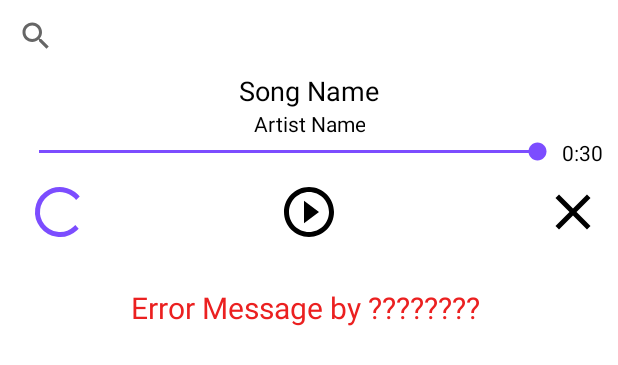
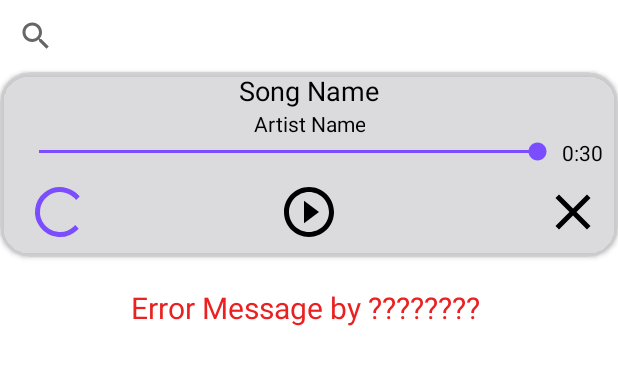
Before and after one commit to wingsum93/itune-music-mvvm, an Android app: the layout activity_search.xml on its own in the app's theme, with its tools: preview values and no code run, on a phone screen of 412 x 824 dp. Shown: the top 365 px of the screen. Run offline under Robolectric (Android 15) with nearby library versions, the phone set to English and light mode, and no system bars; plain views replace SpinKitView.

Commit message:
- layout tune in music player

```diff
--- a/app/build.gradle
+++ b/app/build.gradle
@@ -58,6 +58,8 @@ dependencies {
     implementation "androidx.appcompat:appcompat:$androidXVersion"
     implementation "com.google.android.material:material:1.0.0"
     implementation "androidx.recyclerview:recyclerview:$androidXVersion"
+    implementation "androidx.cardview:cardview:1.0.0"
+
     implementation "androidx.constraintlayout:constraintlayout:1.1.3"
     implementation "androidx.coordinatorlayout:coordinatorlayout:1.0.0"
     implementation "androidx.lifecycle:lifecycle-extensions:2.0.0-rc01"
--- a/app/src/main/res/layout/activity_search.xml
+++ b/app/src/main/res/layout/activity_search.xml
@@ -23,6 +23,13 @@
                 android:layout_width="match_parent"
                 android:layout_height="wrap_content"
                 android:id="@+id/sv"/>
+
+            <androidx.cardview.widget.CardView
+                android:layout_width="match_parent"
+                android:layout_height="wrap_content"
+                app:cardBackgroundColor="@color/grey"
+                android:padding="5dp"
+                app:cardCornerRadius="20dp">
                 <LinearLayout
                     android:layout_width="match_parent"
                     android:layout_height="wrap_content"
@@ -104,7 +111,7 @@
                         <com.github.ybq.android.spinkit.SpinKitView
                             xmlns:app="http://schemas.android.com/apk/res-auto"
                             android:id="@+id/spin_kit"
-                        style="@style/SpinKitView.Wave"
+                            style="@style/SpinKitView.Circle"
                             android:layout_width="40dp"
                             android:layout_height="40dp"
                             android:layout_alignParentLeft="true"
@@ -112,11 +119,12 @@
                             android:layout_margin="10dp"
                             android:visibility="@{viewModel.musicResourceLoading ? View.VISIBLE : View.GONE}"
                             tools:visibility="visible"
-                        app:SpinKit_Color="@color/blue_A400"/>
+                            app:SpinKit_Color="@color/colorAccent"/>
 
                     </RelativeLayout>
 
                 </LinearLayout>
+            </androidx.cardview.widget.CardView>
             <androidx.recyclerview.widget.RecyclerView
                 android:layout_below="@id/sv"
                 android:id="@+id/rv_music"
--- a/app/src/main/res/values/colors.xml
+++ b/app/src/main/res/values/colors.xml
@@ -8,4 +8,5 @@
     <color name="white">#FFFFFF</color>
     <color name="red">#EB2020</color>
     <color name="blue_A400">#448AFF</color>
+    <color name="grey">#A4C8C8CA</color>
 </resources>
```
Lines whose indentation alone changed are shown as unchanged.
